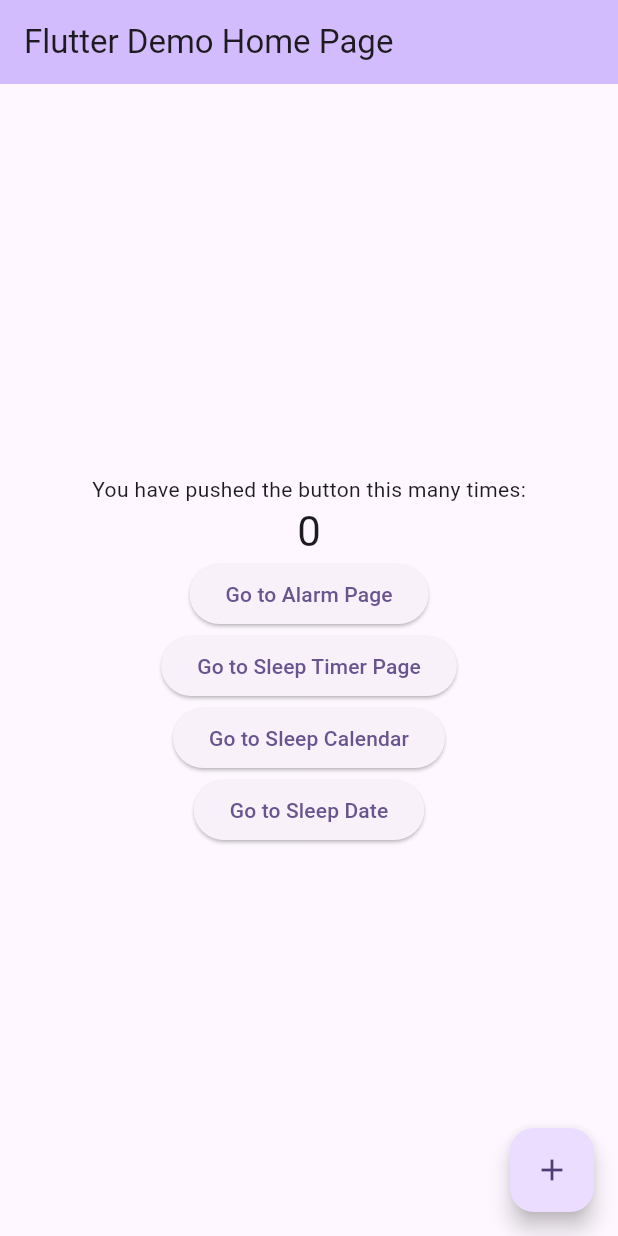
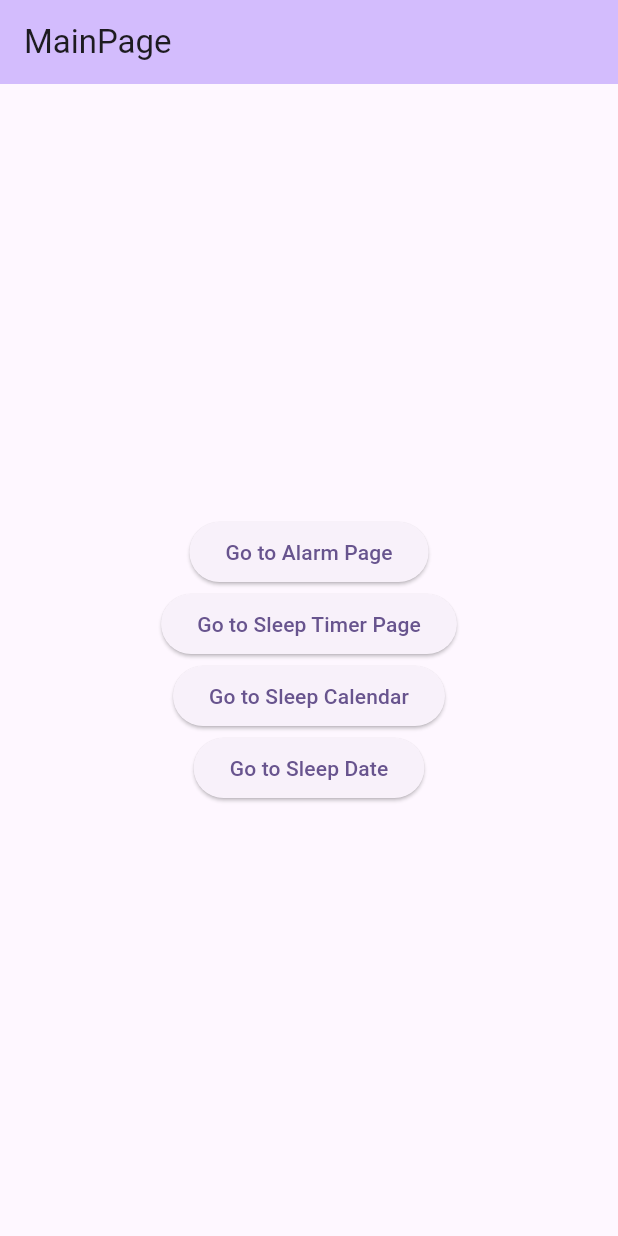
Before and after one commit to sh1y0n/flutter_23410046, a Flutter app: the screen it shows after launch, on a phone screen of 412 x 824 dp. Run offline on Flutter 3.47's test engine with Material 3 defaults, Android fonts, the phone set to English and light mode, and no system bars.

Commit message:
いらない部分削除

```diff
--- a/application/flutter_application_1/lib/main.dart
+++ b/application/flutter_application_1/lib/main.dart
@@ -34,7 +34,7 @@
         // tested with just a hot reload.
         colorScheme: ColorScheme.fromSeed(seedColor: Colors.deepPurple),
       ),
-      home: const MyHomePage(title: 'Flutter Demo Home Page'),
+      home: const MyHomePage(title: 'MainPage'),
     );
   }
 }
@@ -58,18 +58,8 @@
 }
 
 class _MyHomePageState extends State<MyHomePage> {
-  int _counter = 0;
 
-  void _incrementCounter() {
-    setState(() {
-      // This call to setState tells the Flutter framework that something has
-      // changed in this State, which causes it to rerun the build method below
-      // so that the display can reflect the updated values. If we changed
-      // _counter without calling setState(), then the build method would not be
-      // called again, and so nothing would appear to happen.
-      _counter++;
-    });
-  }
+
 
   @override
   Widget build(BuildContext context) {
@@ -108,11 +98,6 @@
           // wireframe for each widget.
           mainAxisAlignment: MainAxisAlignment.center,
           children: <Widget>[
-            const Text('You have pushed the button this many times:'),
-            Text(
-              '$_counter',
-              style: Theme.of(context).textTheme.headlineMedium,
-            ),
             // 新しいボタンを追加
             ElevatedButton(
               onPressed: () {
@@ -153,11 +138,7 @@
           ],
         ),
       ),
-      floatingActionButton: FloatingActionButton(
-        onPressed: _incrementCounter,
-        tooltip: 'Increment',
-        child: const Icon(Icons.add),
-      ), // This trailing comma makes auto-formatting nicer for build methods.
+
     );
   }
 }
```
